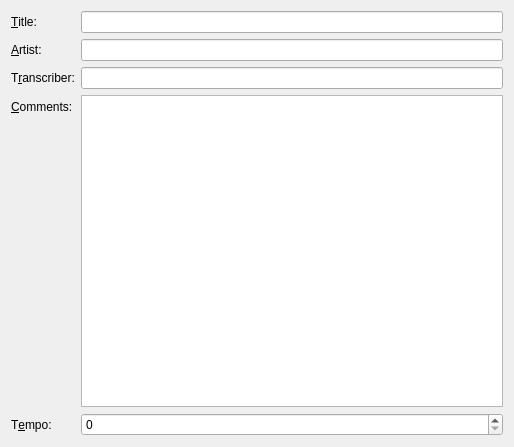
First picture: the form in kguitar/ui/setsong.ui, repository pavelliavonau/kguitar, before the edit.
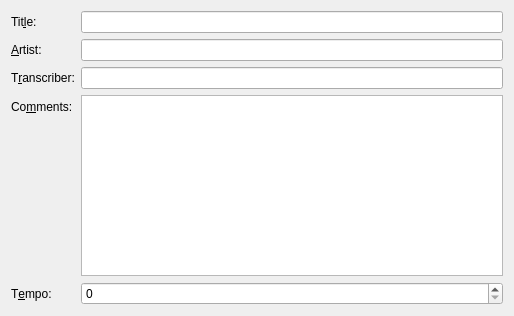
Second picture: the form after the edit.

Diff of the .ui file:
```diff
--- a/kguitar/ui/setsong.ui
+++ b/kguitar/ui/setsong.ui
@@ -7,7 +7,7 @@
     <x>0</x>
     <y>0</y>
     <width>514</width>
-    <height>447</height>
+    <height>316</height>
    </rect>
   </property>
   <property name="windowTitle">
@@ -17,7 +17,7 @@
    <item row="0" column="0">
     <widget class="QLabel" name="l_title">
      <property name="text">
-      <string>&amp;Title:</string>
+      <string>Tit&amp;le:</string>
      </property>
      <property name="buddy">
       <cstring>title</cstring>
@@ -43,7 +43,7 @@
    <item row="3" column="0">
     <widget class="QLabel" name="l_comments">
      <property name="text">
-      <string>&amp;Comments:</string>
+      <string>Co&amp;mments:</string>
      </property>
      <property name="buddy">
       <cstring>comments</cstring>
@@ -86,14 +86,6 @@
   </layout>
  </widget>
  <layoutdefault spacing="6" margin="11"/>
- <customwidgets>
-  <customwidget>
-   <class>KDialog</class>
-   <extends>QWidget</extends>
-   <header>kdialog.h</header>
-   <container>1</container>
-  </customwidget>
- </customwidgets>
  <resources/>
  <connections/>
 </ui>
```
Left out of the diff: 26 changed lines with no effect on the pictures.
